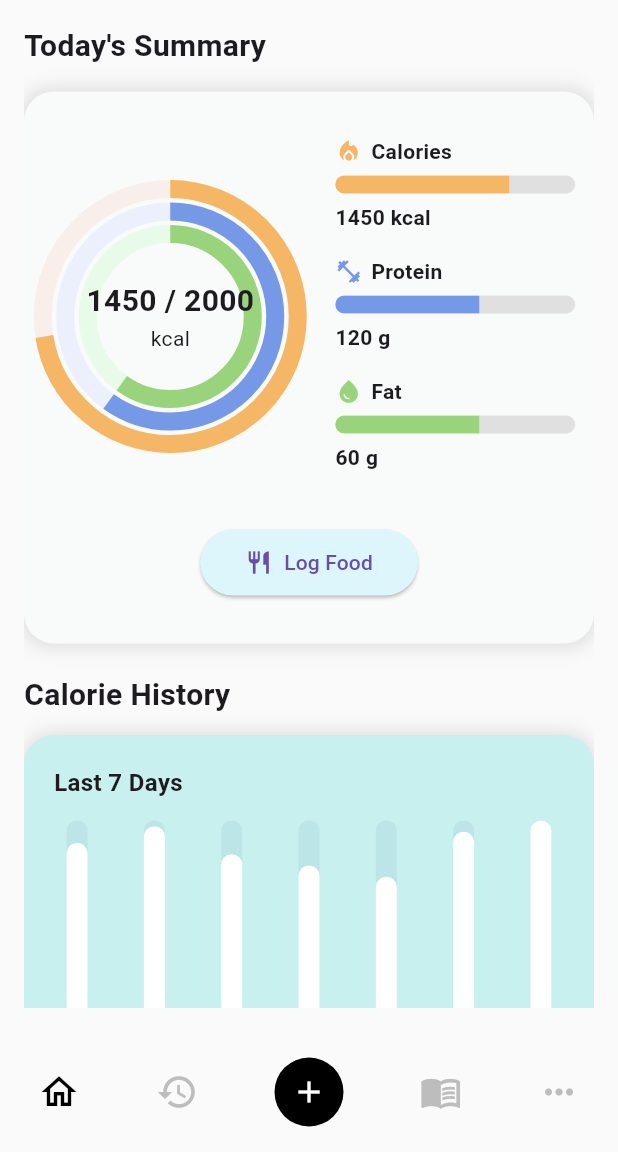
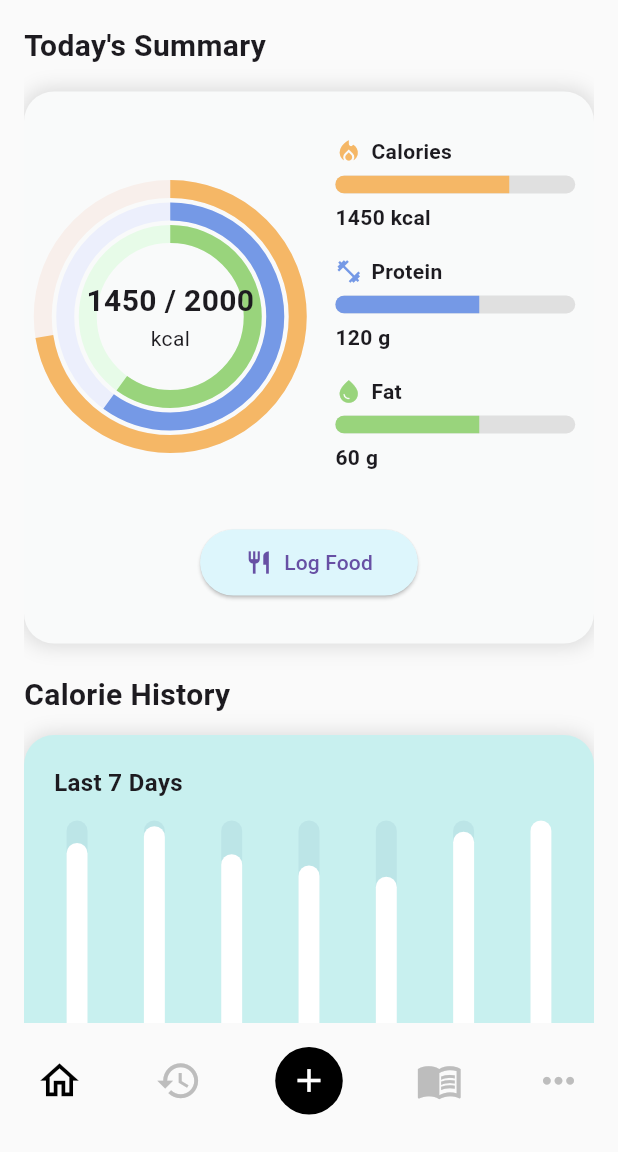
Before and after one commit to okkaraungaung/EatSmart, a Flutter app: the screen it shows after launch, on a phone screen of 412 x 824 dp, the part 84-1236 px from its top. Run offline on Flutter 3.47's test engine with Material 3 defaults, Android fonts, the phone set to English and light mode, and no system bars.

Commit message:
fix: footer icon

```diff
--- a/lib/home_screen.dart
+++ b/lib/home_screen.dart
@@ -81,8 +81,9 @@ class _HomeScreenState extends State<HomeScreen> {
 
       //FOOTER
       bottomNavigationBar: Container(
-        height: 80,
+        height: 70,
         color: Colors.transparent,
+        padding: const EdgeInsets.only(bottom: 25),
         child: Row(
           mainAxisAlignment: MainAxisAlignment.spaceAround,
           children: [
@@ -104,7 +105,7 @@ class _HomeScreenState extends State<HomeScreen> {
                   shape: BoxShape.circle,
                   color: Colors.black,
                 ),
-                child: const Icon(Icons.add, size: 24, color: Colors.white),
+                child: const Icon(Icons.add, size: 26, color: Colors.white),
               ),
             ),
 
@@ -124,7 +125,7 @@ class _HomeScreenState extends State<HomeScreen> {
       onTap: () => _onItemTapped(index),
       child: Icon(
         icon,
-        size: 28,
+        size: 31,
         color: selected ? Colors.black : Colors.grey.shade400,
       ),
     );
```
